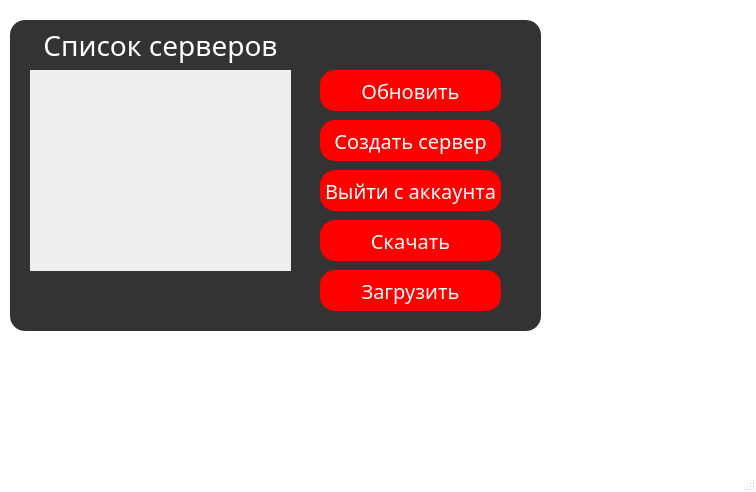
ChazGrant/Messenger, file Lobby.ui: the form before one commit.
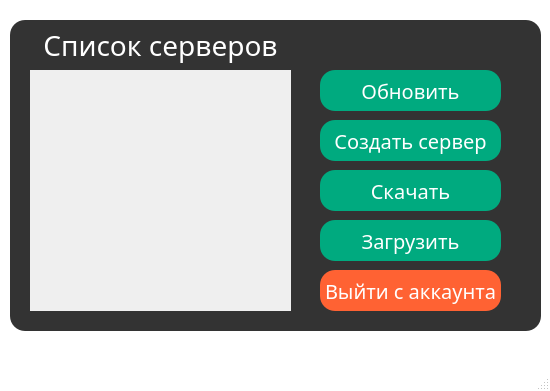
The form after the commit. Icons and pictures are not drawn.

The edit to the form file:
```diff
--- a/Lobby.ui
+++ b/Lobby.ui
@@ -6,8 +6,8 @@
    <rect>
     <x>0</x>
     <y>0</y>
-    <width>756</width>
-    <height>492</height>
+    <width>550</width>
+    <height>391</height>
    </rect>
   </property>
   <property name="cursor">
@@ -38,12 +38,19 @@
 }
 QPushButton{
 	border-radius: 15px;
-	background: red;
+	background: rgb(0, 170, 127);
 	color: white;
 }
 QPushButton:hover{
 	background: #333;
-	color: red;
+	color: rgb(0, 170, 127);
+}
+#logOffButton{
+	background: rgb(255, 98, 51);
+}
+#logOffButton:hover{
+	background: #333;
+	color: rgb(255, 98, 51);
 }
 QInputDialog{
 	width: 50px;
@@ -118,7 +125,7 @@
        <x>20</x>
        <y>50</y>
        <width>261</width>
-       <height>201</height>
+       <height>241</height>
       </rect>
      </property>
      <property name="widgetResizable">
@@ -130,7 +137,7 @@
         <x>0</x>
         <y>0</y>
         <width>261</width>
-        <height>201</height>
+        <height>241</height>
        </rect>
       </property>
      </widget>
@@ -148,19 +155,6 @@
       <string>Обновить</string>
      </property>
     </widget>
-    <widget class="QPushButton" name="logOffButton">
-     <property name="geometry">
-      <rect>
-       <x>310</x>
-       <y>150</y>
-       <width>181</width>
-       <height>41</height>
-      </rect>
-     </property>
-     <property name="text">
-      <string>Выйти с аккаунта</string>
-     </property>
-    </widget>
     <widget class="QToolButton" name="exitButton">
      <property name="geometry">
       <rect>
@@ -201,7 +195,7 @@
      <property name="geometry">
       <rect>
        <x>310</x>
-       <y>200</y>
+       <y>150</y>
        <width>181</width>
        <height>41</height>
       </rect>
@@ -214,7 +208,7 @@
      <property name="geometry">
       <rect>
        <x>310</x>
-       <y>250</y>
+       <y>200</y>
        <width>181</width>
        <height>41</height>
       </rect>
@@ -223,6 +217,19 @@
       <string>Загрузить</string>
      </property>
     </widget>
+    <widget class="QPushButton" name="logOffButton">
+     <property name="geometry">
+      <rect>
+       <x>310</x>
+       <y>250</y>
+       <width>181</width>
+       <height>41</height>
+      </rect>
+     </property>
+     <property name="text">
+      <string>Выйти с аккаунта</string>
+     </property>
+    </widget>
    </widget>
   </widget>
   <widget class="QMenuBar" name="menubar">
```
Left out of the diff: 2 changed lines with no effect on the pictures.
